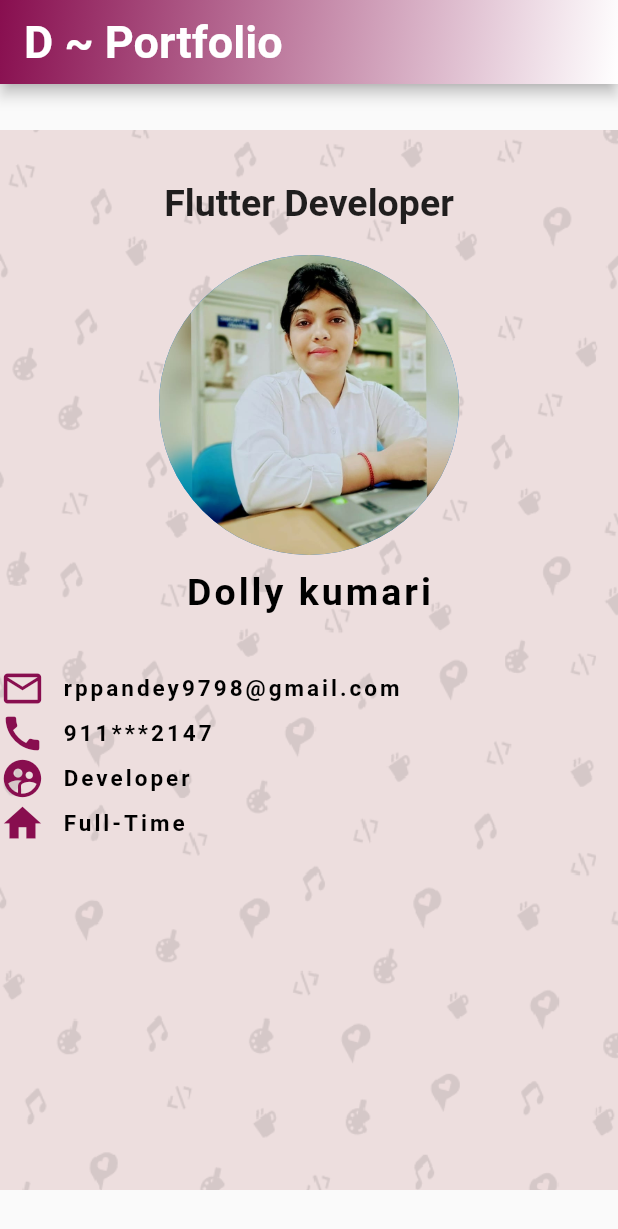
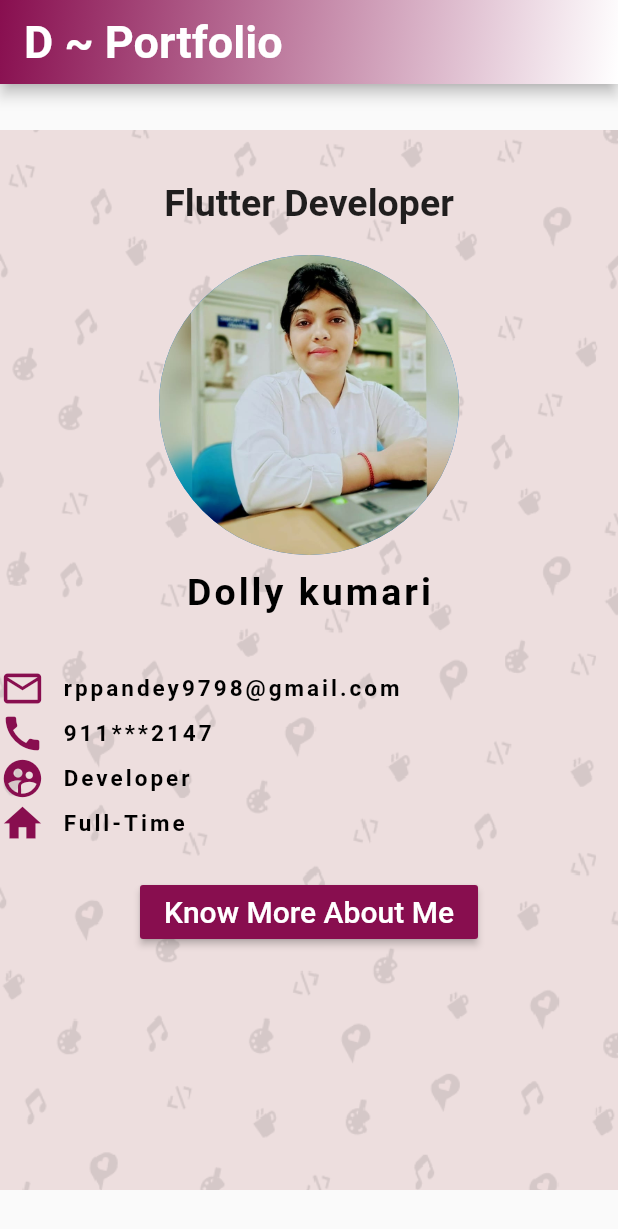
Before and after one commit to dollykumari9798/hello_world, a Flutter app: the Home screen opened directly, on a phone screen of 412 x 824 dp. Shown: the top 1229 px of the screen. Run offline on Flutter 3.47's test engine with Material 2 defaults, Android fonts, the phone set to English and light mode, and no system bars; drawn by our look-alikes of animated_text_kit; our stand-ins replace font_awesome_flutter; Roboto replaces fonts that are missing (Smooch).

```diff
--- a/lib/try.dart
+++ b/lib/try.dart
@@ -170,6 +170,17 @@ class Home extends StatelessWidget {
                     ],
                   ),
                 ],
+              ),
+              SizedBox(
+                height: 20,
+              ),
+              MaterialButton(
+                onPressed: () {},
+                child: Text(
+                  'Know More About Me',
+                  style: TextStyle(fontSize: 20, color: Colors.white),
+                ),
+                color: Colors.pink[900],
               )
             ],
           ),
```
Also changed, not shown: lib/educationDetails.dart (added, +12 -0 lines), 3 other files.
